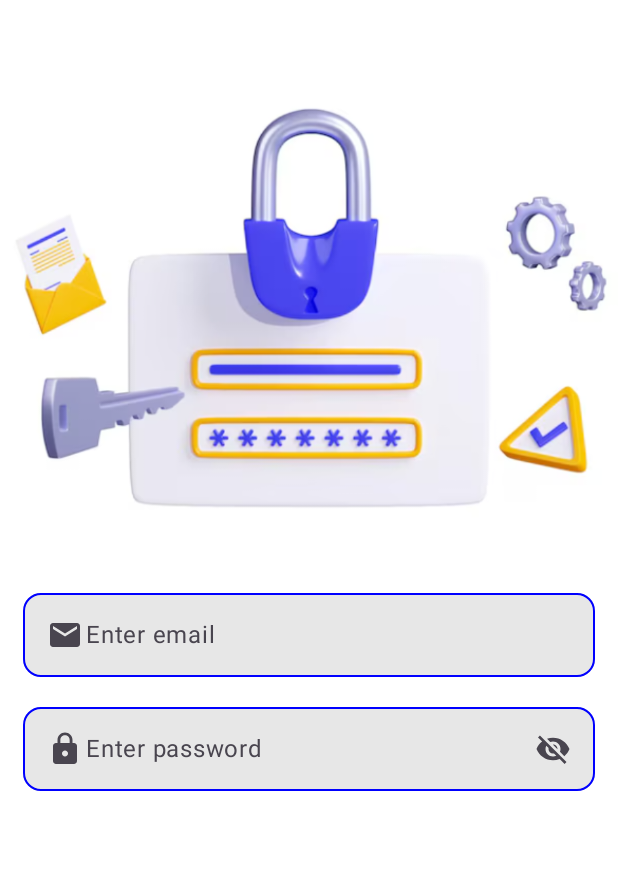
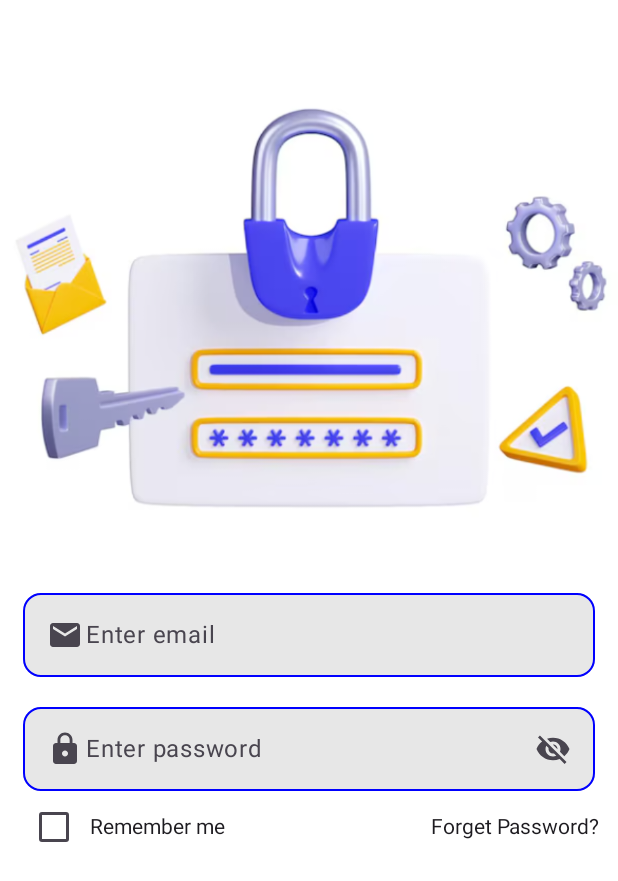
Before and after one commit to Sprajapati123/C356, an Android app built with Jetpack Compose: the screen it shows after launch (LoginActivity), on a phone screen of 412 x 824 dp. Shown: the top 881 px of the screen. Run offline under Robolectric (Android 15) with nearby library versions, the phone set to English and light mode, and no system bars.

```diff
--- a/app/src/main/java/com/example/c36a/LoginActivity.kt
+++ b/app/src/main/java/com/example/c36a/LoginActivity.kt
@@ -7,8 +7,10 @@ import androidx.activity.enableEdgeToEdge
 import androidx.compose.foundation.Image
 import androidx.compose.foundation.background
 import androidx.compose.foundation.clickable
+import androidx.compose.foundation.layout.Arrangement
 import androidx.compose.foundation.layout.Column
 import androidx.compose.foundation.layout.PaddingValues
+import androidx.compose.foundation.layout.Row
 import androidx.compose.foundation.layout.Spacer
 import androidx.compose.foundation.layout.fillMaxSize
 import androidx.compose.foundation.layout.fillMaxWidth
@@ -20,6 +22,8 @@ import androidx.compose.material.icons.Icons
 import androidx.compose.material.icons.filled.Email
 import androidx.compose.material.icons.filled.Lock
 import androidx.compose.material3.Button
+import androidx.compose.material3.Checkbox
+import androidx.compose.material3.CheckboxDefaults
 import androidx.compose.material3.Icon
 import androidx.compose.material3.OutlinedTextField
 import androidx.compose.material3.Scaffold
@@ -61,6 +65,7 @@ fun LoginBody(paddingValues: PaddingValues) {
     var email by remember { mutableStateOf("") }
     var password by remember { mutableStateOf("") }
     var passwordVisibility by remember { mutableStateOf(false) }
+    var rememberMe by remember { mutableStateOf(false) }
 
 
 
@@ -138,9 +143,6 @@ fun LoginBody(paddingValues: PaddingValues) {
                         R.drawable.baseline_visibility_off_24),
                     contentDescription = null,
                     modifier = Modifier.clickable {
-//                        1
-
-
                         //2
                         passwordVisibility = !passwordVisibility
 
@@ -154,6 +156,31 @@ fun LoginBody(paddingValues: PaddingValues) {
             )
         )
 
+        Row(
+            modifier = Modifier.padding(horizontal = 12.dp).fillMaxWidth(),
+            verticalAlignment = Alignment.CenterVertically,
+            horizontalArrangement = Arrangement.SpaceBetween
+        ) {
+            Row(
+                verticalAlignment = Alignment.CenterVertically
+            ) {
+                Checkbox(
+                    colors = CheckboxDefaults.colors(
+                        checkedColor = Color.Green,
+                        checkmarkColor = Color.White
+                    ),
+                    checked = rememberMe,
+                    onCheckedChange = {
+                        rememberMe = it
+                    }
+                )
+                Text("Remember me")
+            }
+
+            Text("Forget Password?")
+        }
+
+
 
     }
 }
```
